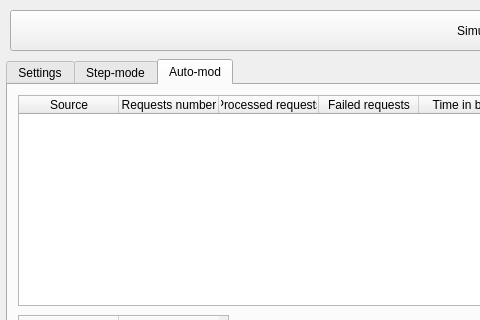
Qt form mainwindow.ui (GusevIS/Queuing-system) before a commit; both pictures show x 0 to 480 and y 0 to 320 of the 960 by 582 pixel window.
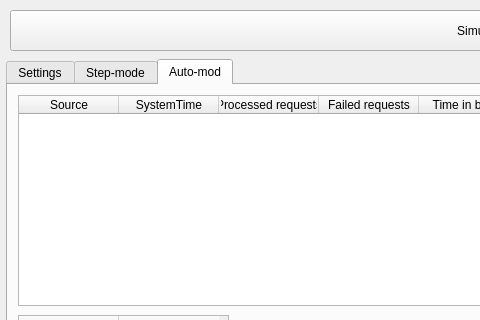
The same form after that commit.

Diff of the .ui file:
```diff
--- a/mainwindow.ui
+++ b/mainwindow.ui
@@ -398,7 +398,7 @@
       </column>
       <column>
        <property name="text">
-        <string>Requests number</string>
+        <string>SystemTime</string>
        </property>
       </column>
       <column>
```
